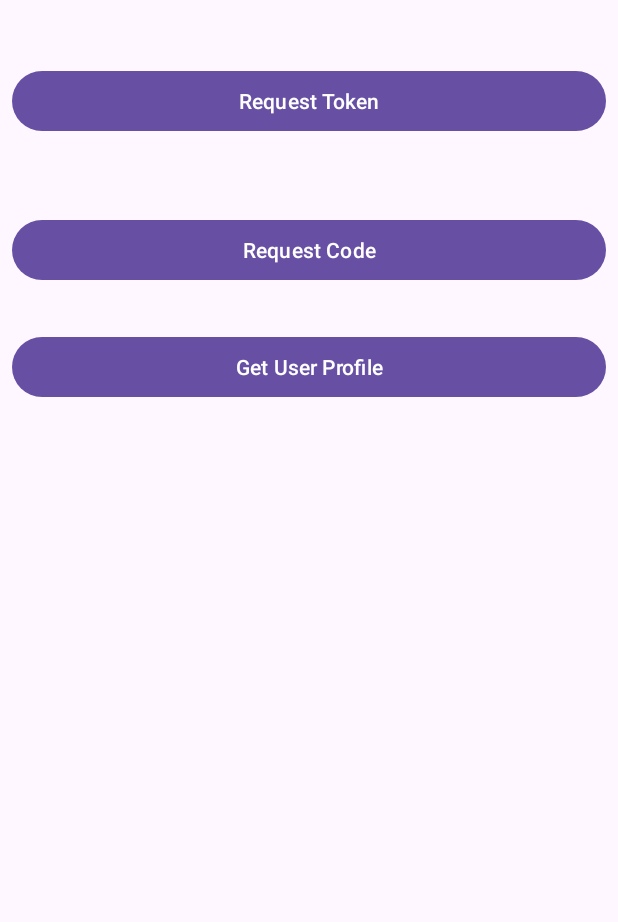
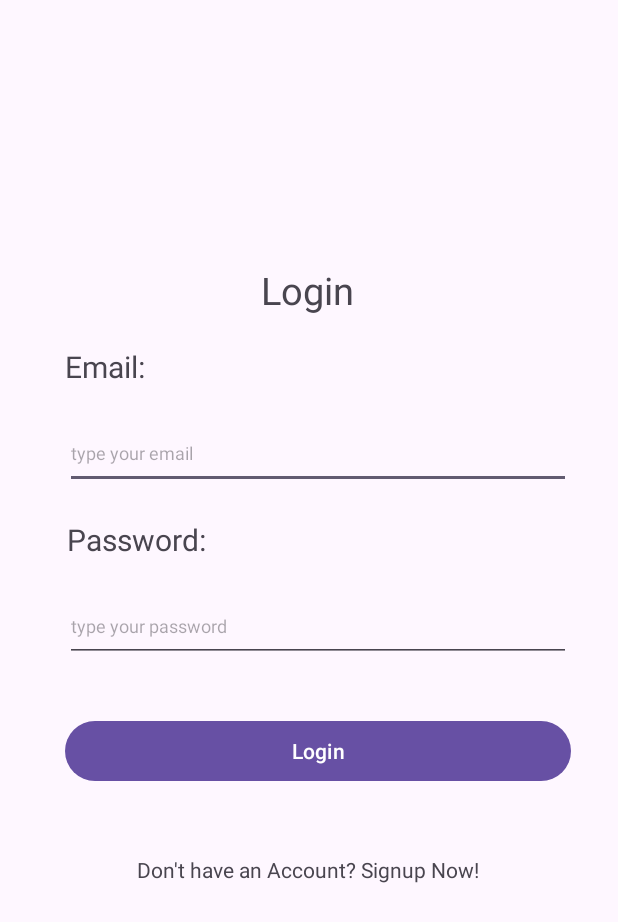
Before and after one commit to srudraDev/SpotifyWrapped, an Android app: the screen it shows after launch (MainActivity before the commit, LoginActivity after it), on a phone screen of 412 x 824 dp. Shown: the top 922 px of the screen. Run offline under Robolectric (Android 15) with nearby library versions, the phone set to English and light mode, and no system bars; our stand-ins replace Firebase (no records; nobody signed in at launch, a user with empty details on screens opened directly).

Commit message:
Login/Signup functionality, User connection to database, top 10 artists connected to account user

```diff
--- /dev/null
+++ b/app/src/main/java/com/example/spotifywrapped/LoginActivity.java
@@ -0,0 +1,57 @@
+package com.example.spotifywrapped;
+
+
+import android.content.Intent;
+import android.os.Bundle;
+import android.widget.Button;
+import android.widget.EditText;
+import android.widget.TextView;
+import android.widget.Toast;
+import androidx.appcompat.app.AppCompatActivity;
+import com.google.firebase.auth.FirebaseAuth;
+
+public class LoginActivity extends AppCompatActivity {
+    private FirebaseAuth firebaseAuth;
+    private EditText userInput;
+    private EditText passInput;
+    private Button loginButton;
+    private TextView toSignUp;
+
+    @Override
+    protected void onCreate(Bundle savedInstanceState) {
+        super.onCreate(savedInstanceState);
+        setContentView(R.layout.login_page);
+
+        userInput = findViewById(R.id.userInput);
+        passInput = findViewById(R.id.passInput);
+        loginButton = findViewById(R.id.loginButton);
+        toSignUp = findViewById(R.id.toSignUp);
+
+        firebaseAuth = FirebaseAuth.getInstance();
+
+        loginButton.setOnClickListener(view -> loginUser());
+
+        toSignUp.setOnClickListener(view -> {
+            Intent intent = new Intent(this, SignUpActivity.class);
+            startActivity(intent);
+        });
+    }
+    private void loginUser() {
+        String username = userInput.getText().toString();
+        String password = passInput.getText().toString();
+
+        if (username.isEmpty() || password.isEmpty()) {
+            Toast.makeText(this, "Fields cannot be left blank.", Toast.LENGTH_SHORT).show();
+        }
+        firebaseAuth.signInWithEmailAndPassword(username, password).addOnCompleteListener(this, task -> {
+            if (task.isSuccessful()) {
+                Toast.makeText(this, "Login Successful!", Toast.LENGTH_SHORT).show();
+                Intent intent = new Intent(this, MainActivity.class);
+                startActivity(intent);
+                finish();
+            } else {
+                Toast.makeText(this, "Login Failed.", Toast.LENGTH_SHORT).show();
+            }
+        });
+    }
+}
--- a/app/src/main/java/com/example/spotifywrapped/pullSpotifyDataToDatabase.java
+++ b/app/src/main/java/com/example/spotifywrapped/pullSpotifyDataToDatabase.java
@@ -1,7 +1,6 @@
 package com.example.spotifywrapped;
 
 import android.app.Activity;
-import android.content.Context;
 import android.content.Intent;
 import android.net.Uri;
 
@@ -11,15 +10,12 @@ import com.spotify.sdk.android.auth.AuthorizationRequest;
 import com.spotify.sdk.android.auth.AuthorizationResponse;
 
 import okhttp3.Call;
-import okhttp3.OkHttpClient;
-
 public class pullSpotifyDataToDatabase {
     public static final String CLIENT_ID = "628ea4720df744c981eaa390fba4132e";
     public static final String REDIRECT_URI = "spotifywrapped://auth";
     public static final FirebaseFirestore db = FirebaseFirestore.getInstance();
     public static final int AUTH_TOKEN_REQUEST_CODE = 0;
     public static final int AUTH_CODE_REQUEST_CODE = 1;
-    public static final OkHttpClient mOkHttpClient = new OkHttpClient();
     public static Call mCall;
 
 
--- /dev/null
+++ b/app/src/main/res/layout/login_page.xml
@@ -0,0 +1,106 @@
+<?xml version="1.0" encoding="utf-8"?>
+<androidx.constraintlayout.widget.ConstraintLayout xmlns:android="http://schemas.android.com/apk/res/android"
+    xmlns:app="http://schemas.android.com/apk/res-auto"
+    xmlns:tools="http://schemas.android.com/tools"
+    android:layout_width="match_parent"
+    android:layout_height="match_parent"
+    tools:context=".MainActivity">
+
+    <TextView
+        android:id="@+id/loginText"
+        android:layout_width="wrap_content"
+        android:layout_height="wrap_content"
+        android:text="Login"
+        android:textSize="25sp"
+        app:layout_constraintBottom_toBottomOf="parent"
+        app:layout_constraintEnd_toEndOf="parent"
+        app:layout_constraintHorizontal_bias="0.498"
+        app:layout_constraintStart_toStartOf="parent"
+        app:layout_constraintTop_toTopOf="parent"
+        app:layout_constraintVertical_bias="0.223" />
+
+    <TextView
+        android:id="@+id/usernameText"
+        android:layout_width="wrap_content"
+        android:layout_height="wrap_content"
+        android:layout_marginStart="43dp"
+        android:layout_marginTop="20dp"
+        android:layout_marginEnd="272dp"
+        android:layout_marginBottom="486dp"
+        android:text="Email:"
+        android:textSize="20sp"
+        app:layout_constraintEnd_toEndOf="parent"
+        app:layout_constraintHorizontal_bias="0.0"
+        app:layout_constraintStart_toStartOf="parent"
+        app:layout_constraintTop_toBottomOf="@id/loginText"
+        app:layout_constraintVertical_bias="0.0" />
+
+    <TextView
+        android:id="@+id/passwordText"
+        android:layout_width="wrap_content"
+        android:layout_height="wrap_content"
+        android:layout_marginStart="43dp"
+        android:layout_marginTop="20dp"
+        android:layout_marginEnd="274dp"
+        android:layout_marginBottom="376dp"
+        android:text="Password:"
+        android:textSize="20sp"
+        app:layout_constraintEnd_toEndOf="parent"
+        app:layout_constraintStart_toStartOf="parent"
+        app:layout_constraintTop_toBottomOf="@id/userInput" />
+
+    <com.google.android.material.textfield.TextInputEditText
+        android:id="@+id/userInput"
+        android:layout_width="337dp"
+        android:layout_height="48dp"
+        android:layout_marginStart="43dp"
+        android:layout_marginTop="20dp"
+        android:layout_marginEnd="31dp"
+        android:layout_marginBottom="422dp"
+        android:hint="type your email"
+        android:textSize="12sp"
+        app:layout_constraintEnd_toEndOf="parent"
+        app:layout_constraintStart_toStartOf="parent"
+        app:layout_constraintTop_toBottomOf="@id/usernameText" />
+
+    <com.google.android.material.textfield.TextInputEditText
+        android:id="@+id/passInput"
+        android:layout_width="337dp"
+        android:layout_height="48dp"
+        android:layout_marginStart="43dp"
+        android:layout_marginTop="20dp"
+        android:layout_marginEnd="31dp"
+        android:layout_marginBottom="315dp"
+        android:hint="type your password"
+        android:textSize="12sp"
+        app:layout_constraintEnd_toEndOf="parent"
+        app:layout_constraintStart_toStartOf="parent"
+        app:layout_constraintTop_toBottomOf="@id/passwordText" />
+
+    <Button
+        android:id="@+id/loginButton"
+        android:layout_width="337dp"
+        android:layout_height="48dp"
+        android:layout_marginStart="43dp"
+        android:layout_marginTop="35dp"
+        android:layout_marginEnd="31dp"
+        android:layout_marginBottom="223dp"
+        android:text="Login"
+        app:layout_constraintEnd_toEndOf="parent"
+        app:layout_constraintStart_toStartOf="parent"
+        app:layout_constraintTop_toBottomOf="@id/passInput" />
+
+    <TextView
+        android:id="@+id/toSignUp"
+        android:layout_width="wrap_content"
+        android:layout_height="wrap_content"
+        android:layout_marginStart="92dp"
+        android:layout_marginTop="45dp"
+        android:layout_marginEnd="93dp"
+        android:layout_marginBottom="138dp"
+        android:text="Don't have an Account? Signup Now!"
+        app:layout_constraintEnd_toEndOf="parent"
+        app:layout_constraintStart_toStartOf="parent"
+        app:layout_constraintTop_toBottomOf="@id/loginButton" />
+
+</androidx.constraintlayout.widget.ConstraintLayout>
--- a/build.gradle
+++ b/build.gradle
@@ -1,4 +1,5 @@
 // Top-level build file where you can add configuration options common to all sub-projects/modules.
 plugins {
-id 'com.android.application' version '8.2.1' apply false
+    id 'com.android.application' version '8.2.1' apply false
+    id 'com.google.gms.google-services' version '4.4.1' apply false
 }
```
Also changed, not shown: app/src/main/AndroidManifest.xml (+18 -1 lines), app/src/main/java/com/example/spotifywrapped/FirstFragment.java (deleted, +0 -47 lines), app/src/main/java/com/example/spotifywrapped/MainActivity.java (+24 -11 lines), app/src/main/java/com/example/spotifywrapped/SecondFragment.java (deleted, +0 -47 lines), app/src/main/java/com/example/spotifywrapped/SignUpActivity.java (added, +88 -0 lines), app/src/main/java/com/example/spotifywrapped/top10Artists.java (added, +73 -0 lines), app/src/main/res/layout/fragment_first.xml (deleted, +0 -35 lines), app/src/main/res/layout/fragment_second.xml (deleted, +0 -35 lines), app/src/main/res/layout/signup_page.xml (added, +109 -0 lines).
